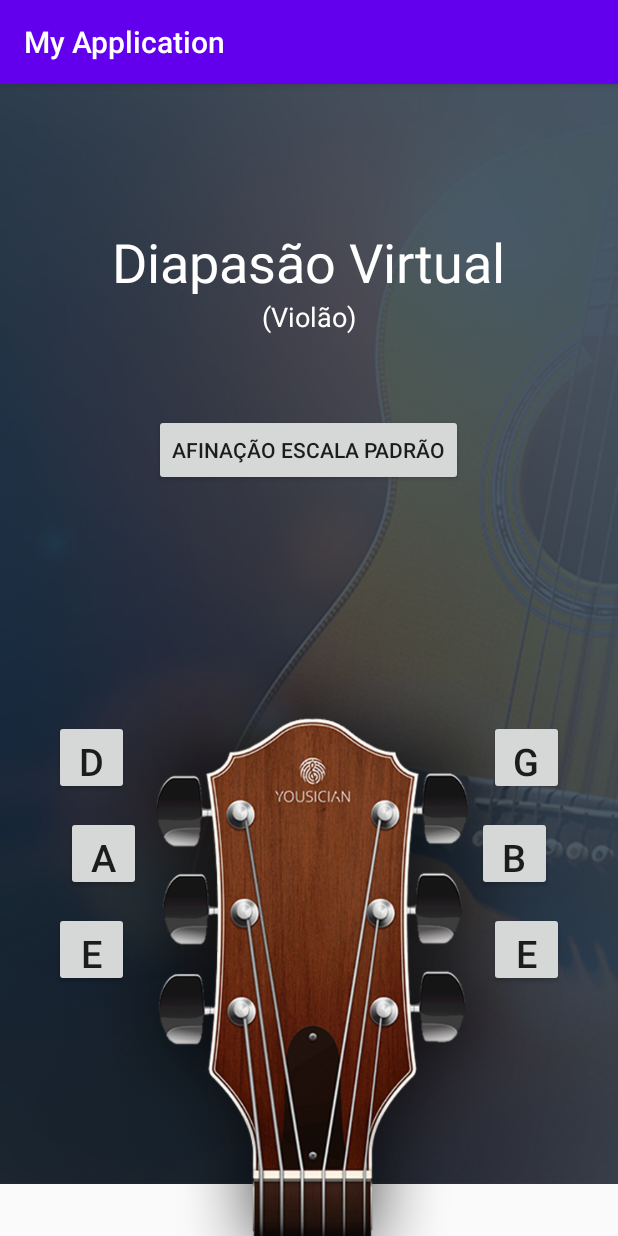
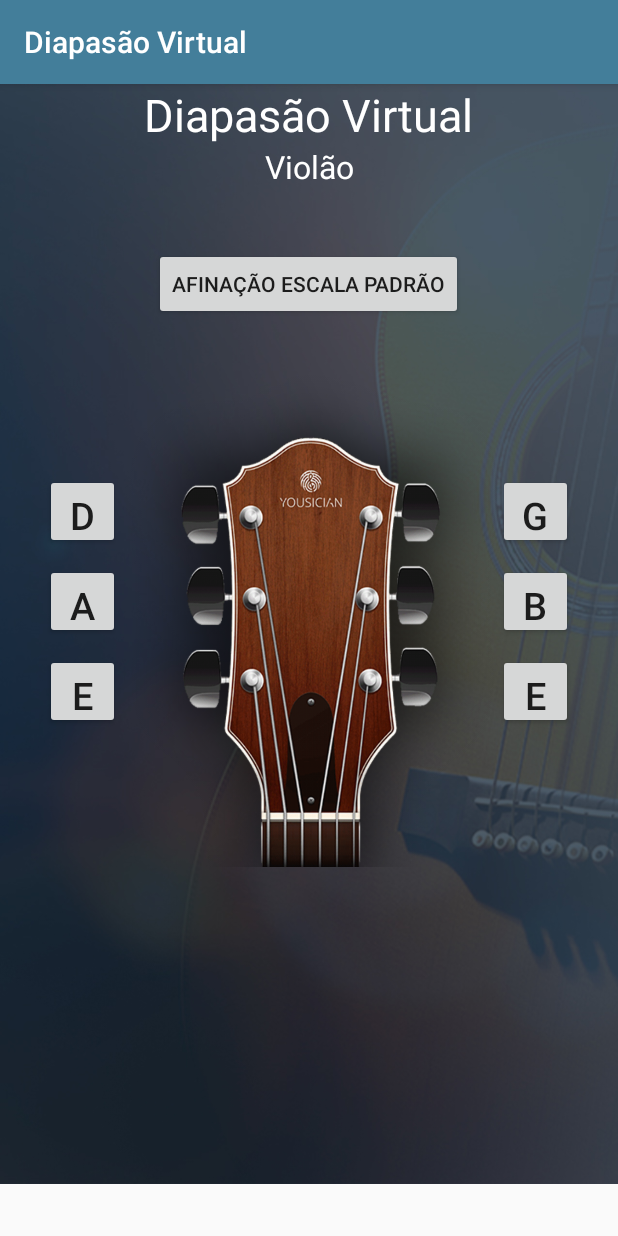
Before and after one commit to gildojunior/DiapasaoVirtual, an Android app: the screen it shows after launch (MainActivity), on a phone screen of 412 x 824 dp. Run offline under Robolectric (Android 15) with nearby library versions, the phone set to English and light mode, and no system bars.

Commit message:
ajustado distancia dos botoes e o background e trocado o titulo do app

```diff
--- a/app/src/main/java/edu/br/unifcv/myapplication/MainActivity.java
+++ b/app/src/main/java/edu/br/unifcv/myapplication/MainActivity.java
@@ -1,13 +1,12 @@
 package edu.br.unifcv.myapplication;
 
-import androidx.appcompat.app.AlertDialog;
 import androidx.appcompat.app.AppCompatActivity;
 
 import android.media.MediaPlayer;
 import android.os.Bundle;
 import android.view.View;
+import android.view.WindowManager;
 import android.widget.Button;
-import android.widget.TextView;
 
 public class MainActivity extends AppCompatActivity {
 
@@ -18,6 +17,9 @@ public class MainActivity extends AppCompatActivity {
     protected void onCreate(Bundle savedInstanceState) {
         super.onCreate(savedInstanceState);
         setContentView(R.layout.activity_main);
+
+        // Remover a status bar do app
+//        getWindow().addFlags(WindowManager.LayoutParams.FLAG_FULLSCREEN);
 
         btnD = (Button) findViewById(R.id.buttonD);
         btnB = (Button) findViewById(R.id.buttonB);
--- a/app/src/main/res/layout/activity_main.xml
+++ b/app/src/main/res/layout/activity_main.xml
@@ -19,23 +19,20 @@
         app:srcCompat="@drawable/fundo" />
 
     <ImageView
-        android:id="@+id/imageView2"
-        android:layout_width="377dp"
-        android:layout_height="629dp"
-        app:layout_constraintBottom_toBottomOf="parent"
+        android:id="@+id/bg"
+        android:layout_width="379dp"
+        android:layout_height="522dp"
         app:layout_constraintEnd_toEndOf="parent"
-        app:layout_constraintHorizontal_bias="0.529"
         app:layout_constraintStart_toStartOf="parent"
         app:layout_constraintTop_toTopOf="parent"
-        app:layout_constraintVertical_bias="1.0"
         app:srcCompat="@drawable/violao" />
 
     <Button
         android:id="@+id/buttonD"
         android:layout_width="50dp"
         android:layout_height="50dp"
-        android:layout_marginStart="36dp"
-        android:layout_marginTop="424dp"
+        android:layout_marginStart="30dp"
+        android:layout_marginTop="260dp"
         android:text="D"
         android:textAlignment="center"
         android:textSize="25sp"
@@ -46,8 +43,8 @@
         android:id="@+id/buttonG"
         android:layout_width="50dp"
         android:layout_height="50dp"
-        android:layout_marginTop="424dp"
-        android:layout_marginEnd="36dp"
+        android:layout_marginTop="260dp"
+        android:layout_marginEnd="30dp"
         android:text="G"
         android:textAlignment="center"
         android:textSize="25sp"
@@ -58,81 +55,79 @@
         android:id="@+id/buttonB"
         android:layout_width="50dp"
         android:layout_height="50dp"
-        android:layout_marginTop="488dp"
-        android:layout_marginEnd="44dp"
+        android:layout_marginTop="10dp"
+        android:layout_marginEnd="30dp"
         android:text="B"
         android:textAlignment="center"
         android:textSize="25sp"
         app:layout_constraintEnd_toEndOf="parent"
-        app:layout_constraintTop_toTopOf="parent" />
+        app:layout_constraintTop_toBottomOf="@+id/buttonG" />
 
     <Button
         android:id="@+id/buttonEm"
         android:layout_width="50dp"
         android:layout_height="50dp"
-        android:layout_marginTop="552dp"
-        android:layout_marginEnd="36dp"
+        android:layout_marginTop="10dp"
+        android:layout_marginEnd="30dp"
         android:text="e"
         android:textAlignment="center"
         android:textSize="25sp"
         app:layout_constraintEnd_toEndOf="parent"
-        app:layout_constraintTop_toTopOf="parent" />
+        app:layout_constraintTop_toBottomOf="@+id/buttonB" />
 
     <Button
         android:id="@+id/buttonA"
         android:layout_width="50dp"
         android:layout_height="50dp"
-        android:layout_marginStart="44dp"
-        android:layout_marginTop="488dp"
+        android:layout_marginStart="30dp"
+        android:layout_marginTop="10dp"
         android:text="A"
         android:textAlignment="center"
         android:textSize="25sp"
         app:layout_constraintStart_toStartOf="parent"
-        app:layout_constraintTop_toTopOf="parent" />
+        app:layout_constraintTop_toBottomOf="@+id/buttonD" />
 
     <Button
         android:id="@+id/buttonE"
         android:layout_width="50dp"
         android:layout_height="50dp"
-        android:layout_marginStart="36dp"
-        android:layout_marginTop="552dp"
+        android:layout_marginStart="30dp"
+        android:layout_marginTop="10dp"
         android:text="E"
         android:textAlignment="center"
         android:textSize="25sp"
         app:layout_constraintStart_toStartOf="parent"
-        app:layout_constraintTop_toTopOf="parent" />
+        app:layout_constraintTop_toBottomOf="@+id/buttonA" />
 
     <Button
         android:id="@+id/button8"
         android:layout_width="wrap_content"
         android:layout_height="wrap_content"
-        android:layout_marginTop="220dp"
+        android:layout_marginTop="40dp"
         android:text="Afinação Escala Padrão"
         app:layout_constraintEnd_toEndOf="parent"
         app:layout_constraintHorizontal_bias="0.497"
         app:layout_constraintStart_toStartOf="parent"
-        app:layout_constraintTop_toTopOf="@+id/imageView" />
+        app:layout_constraintTop_toBottomOf="@+id/textView2" />
 
     <TextView
         android:id="@+id/textView"
         android:layout_width="wrap_content"
         android:layout_height="wrap_content"
-        android:layout_marginTop="16dp"
         android:text="Diapasão Virtual"
         android:textColor="#FFFFFF"
-        android:textSize="36sp"
-        app:layout_constraintBottom_toTopOf="@+id/button8"
+        android:textSize="30sp"
         app:layout_constraintEnd_toEndOf="parent"
         app:layout_constraintStart_toStartOf="parent"
-        app:layout_constraintTop_toTopOf="@+id/imageView" />
+        app:layout_constraintTop_toTopOf="parent" />
 
     <TextView
         android:id="@+id/textView2"
         android:layout_width="wrap_content"
         android:layout_height="wrap_content"
-        android:text="(Violão)"
+        android:text="@string/violao"
         android:textColor="#FFFFFF"
-        android:textSize="18sp"
+        android:textSize="21sp"
         app:layout_constraintEnd_toEndOf="parent"
         app:layout_constraintStart_toStartOf="parent"
         app:layout_constraintTop_toBottomOf="@+id/textView" />
--- a/app/src/main/res/values/colors.xml
+++ b/app/src/main/res/values/colors.xml
@@ -1,6 +1,6 @@
 <?xml version="1.0" encoding="utf-8"?>
 <resources>
-    <color name="colorPrimary">#6200EE</color>
-    <color name="colorPrimaryDark">#3700B3</color>
-    <color name="colorAccent">#03DAC5</color>
+    <color name="colorPrimary">#437E9A</color>
+    <color name="colorPrimaryDark">#054E71</color>
+    <color name="colorAccent">#73C6BE</color>
 </resources>
--- a/app/src/main/res/values/strings.xml
+++ b/app/src/main/res/values/strings.xml
@@ -1,3 +1,4 @@
 <resources>
-    <string name="app_name">My Application</string>
+    <string name="app_name">Diapasão Virtual</string>
+    <string name="violao">Violão</string>
 </resources>
```
